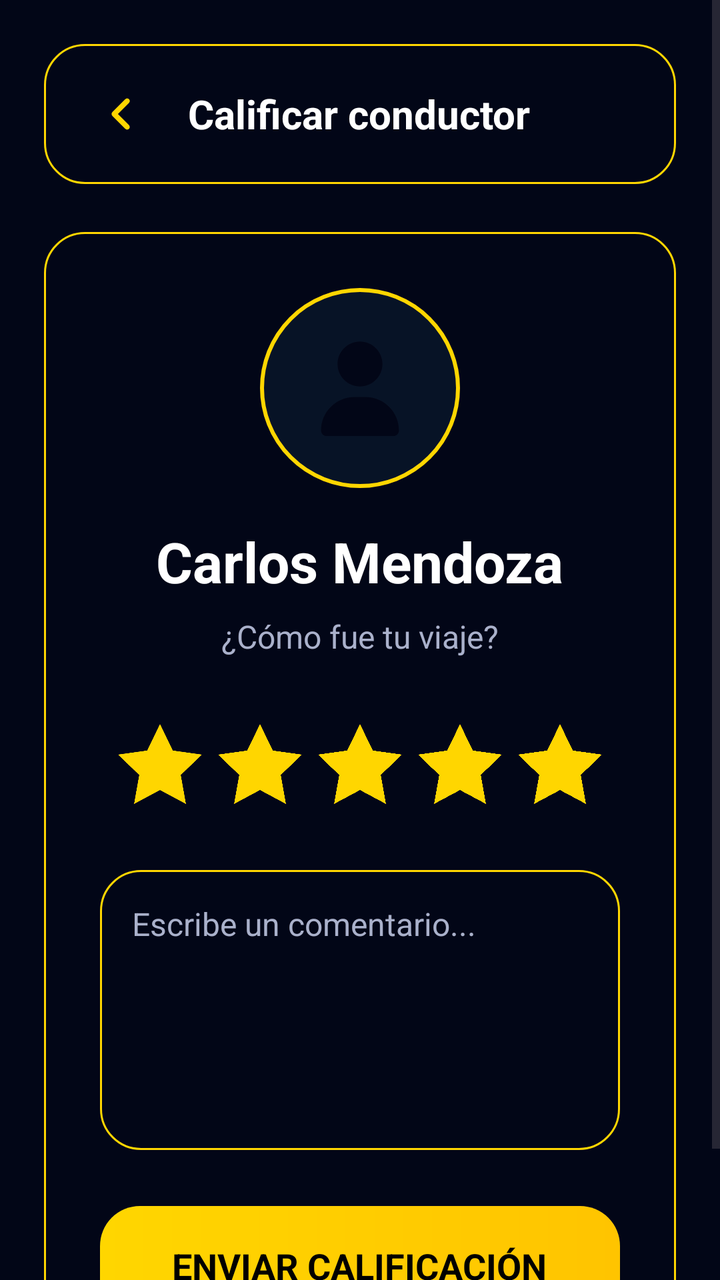
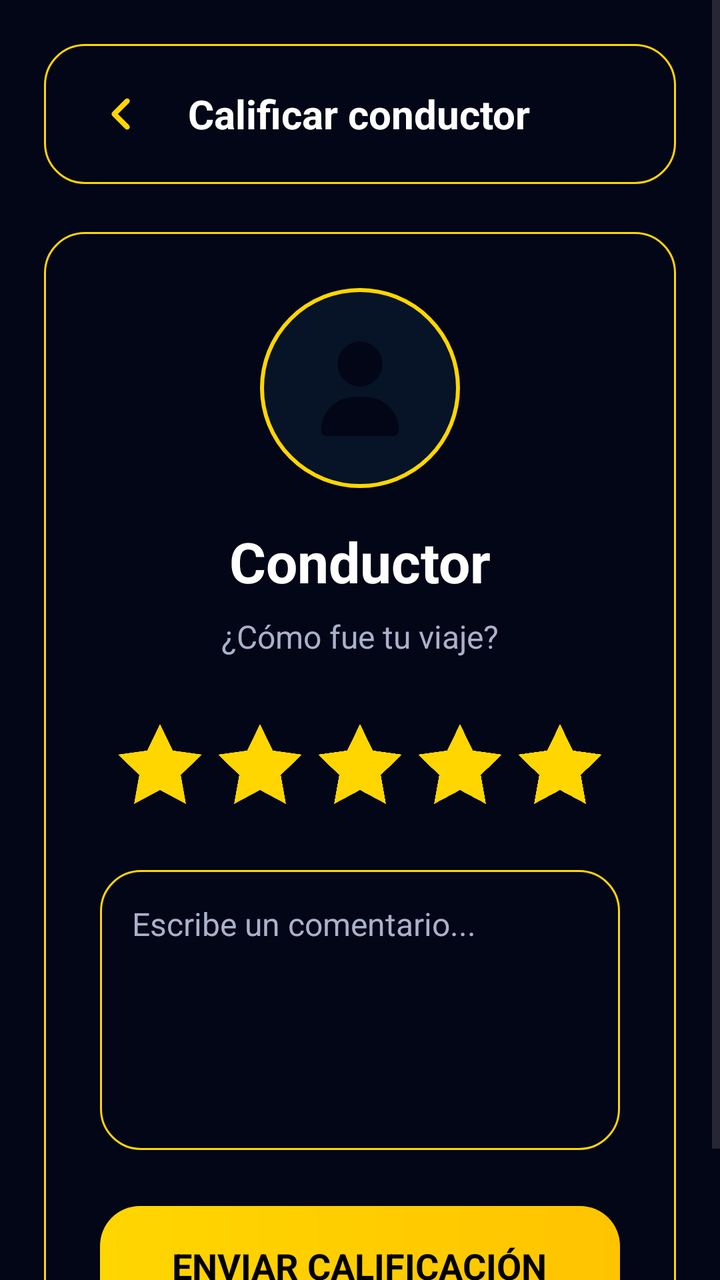

The first picture is an Android layout as it rendered before a commit; the second is the same layout after the commit. The layout source and the unified diff follow.
<!-- AndroidManifest.xml: application theme Theme.TaxiSign -->
<!-- res/layout/activity_calificar_conductor.xml -->
<?xml version="1.0" encoding="utf-8"?>
<ScrollView xmlns:android="http://schemas.android.com/apk/res/android"
    xmlns:app="http://schemas.android.com/apk/res-auto"
    xmlns:tools="http://schemas.android.com/tools"
    android:layout_width="match_parent"
    android:layout_height="match_parent"
    android:background="#020617"
    tools:context=".pasajero.CalificarConductorActivity">

    <LinearLayout
        android:layout_width="match_parent"
        android:layout_height="wrap_content"
        android:orientation="vertical"
        android:padding="22dp">

        

        <LinearLayout
            android:layout_width="match_parent"
            android:layout_height="70dp"
            android:background="@drawable/bg_borde"
            android:gravity="center_vertical"
            android:orientation="horizontal"
            android:paddingHorizontal="18dp">

            <ImageButton
                android:id="@+id/btn_back"
                android:layout_width="42dp"
                android:layout_height="42dp"
                android:background="@android:color/transparent"
                android:padding="10dp"
                android:rotation="180"
                android:src="@drawable/ic_arrow_right"
                app:tint="#FFD600"/>

            <TextView
                android:layout_width="wrap_content"
                android:layout_height="wrap_content"
                android:layout_marginStart="12dp"
                android:text="Calificar conductor"
                android:textColor="#FFFFFF"
                android:textSize="20sp"
                android:textStyle="bold"/>

        </LinearLayout>

        

        <LinearLayout
            android:layout_width="match_parent"
            android:layout_height="wrap_content"
            android:layout_marginTop="24dp"
            android:background="@drawable/bg_borde"
            android:elevation="10dp"
            android:gravity="center_horizontal"
            android:orientation="vertical"
            android:padding="28dp">

            

            <ImageView
                android:layout_width="100dp"
                android:layout_height="100dp"
                android:background="@drawable/bg_amarillo_circular"
                android:padding="20dp"
                android:src="@drawable/ic_person"
                app:tint="#020617"/>

            

            <TextView
                android:id="@+id/txt_nombre_conductor"
                android:layout_width="wrap_content"
                android:layout_height="wrap_content"
                android:layout_marginTop="18dp"
                android:text="Carlos Mendoza"
                android:textColor="#FFFFFF"
                android:textSize="28sp"
                android:textStyle="bold"/>

            <TextView
                android:layout_width="wrap_content"
                android:layout_height="wrap_content"
                android:layout_marginTop="8dp"
                android:text="¿Cómo fue tu viaje?"
                android:textColor="#AAB1CB"
                android:textSize="16sp"/>

            

            <LinearLayout
                android:id="@+id/layout_estrellas"
                android:layout_width="wrap_content"
                android:layout_height="wrap_content"
                android:layout_marginTop="28dp"
                android:orientation="horizontal">

                <ImageView
                    android:id="@+id/star1"
                    android:layout_width="42dp"
                    android:layout_height="42dp"
                    android:layout_margin="4dp"
                    android:src="@drawable/ic_star"
                    app:tint="#FFD600"/>

                <ImageView
                    android:id="@+id/star2"
                    android:layout_width="42dp"
                    android:layout_height="42dp"
                    android:layout_margin="4dp"
                    android:src="@drawable/ic_star"
                    app:tint="#FFD600"/>

                <ImageView
                    android:id="@+id/star3"
                    android:layout_width="42dp"
                    android:layout_height="42dp"
                    android:layout_margin="4dp"
                    android:src="@drawable/ic_star"
                    app:tint="#FFD600"/>

                <ImageView
                    android:id="@+id/star4"
                    android:layout_width="42dp"
                    android:layout_height="42dp"
                    android:layout_margin="4dp"
                    android:src="@drawable/ic_star"
                    app:tint="#FFD600"/>

                <ImageView
                    android:id="@+id/star5"
                    android:layout_width="42dp"
                    android:layout_height="42dp"
                    android:layout_margin="4dp"
                    android:src="@drawable/ic_star"
                    app:tint="#FFD600"/>

            </LinearLayout>

            

            <EditText
                android:id="@+id/edt_comentario"
                android:layout_width="match_parent"
                android:layout_height="140dp"
                android:layout_marginTop="28dp"
                android:background="@drawable/bg_borde"
                android:gravity="top"
                android:hint="Escribe un comentario..."
                android:padding="16dp"
                android:textColor="#FFFFFF"
                android:textColorHint="#AAB1CB"
                android:textSize="16sp"/>

            

            <LinearLayout
                android:id="@+id/btn_enviar"
                android:layout_width="match_parent"
                android:layout_height="60dp"
                android:layout_marginTop="28dp"
                android:background="@drawable/bg_button_yellow"
                android:gravity="center">

                <TextView
                    android:layout_width="wrap_content"
                    android:layout_height="wrap_content"
                    android:text="ENVIAR CALIFICACIÓN"
                    android:textColor="#000000"
                    android:textSize="18sp"
                    android:textStyle="bold"/>

            </LinearLayout>

        </LinearLayout>

    </LinearLayout>

</ScrollView>
<!-- resources referenced by this layout -->
<resources>
  <!-- drawable bg_amarillo_circular (drawable) -->
  <?xml version="1.0" encoding="utf-8"?>
  <shape xmlns:android="http://schemas.android.com/apk/res/android"
      android:shape="oval">
  
      <solid android:color="#071326"/>
  
      <stroke
          android:width="2dp"
          android:color="#FFD600"/>
  
  </shape>
  <!-- drawable bg_borde (drawable) -->
  <?xml version="1.0" encoding="utf-8"?>
  <shape xmlns:android="http://schemas.android.com/apk/res/android"
      android:shape="rectangle">
  
      <solid android:color="@android:color/transparent"/>
  
      <stroke
          android:width="1dp"
          android:color="#FFD600"/>
  
      <corners android:radius="20dp"/>
  
  </shape>
  <!-- drawable bg_button_yellow (drawable) -->
  <shape xmlns:android="http://schemas.android.com/apk/res/android">
  
      <gradient
          android:startColor="#FFD600"
          android:endColor="#FFC400"
          android:angle="0"/>
  
      <corners android:radius="20dp"/>
  
  </shape>
  <!-- drawable ic_arrow_right (drawable) -->
  <vector xmlns:android="http://schemas.android.com/apk/res/android" android:height="26dp" android:viewportHeight="640" android:viewportWidth="640" android:width="26dp">
        
      <path android:fillColor="#FF000000" android:pathData="M439.1,297.4C451.6,309.9 451.6,330.2 439.1,342.7L279.1,502.7C266.6,515.2 246.3,515.2 233.8,502.7C221.3,490.2 221.3,469.9 233.8,457.4L371.2,320L233.9,182.6C221.4,170.1 221.4,149.8 233.9,137.3C246.4,124.8 266.7,124.8 279.2,137.3L439.2,297.3z"/>
      
  </vector>
  <!-- drawable ic_person (drawable) -->
  <vector xmlns:android="http://schemas.android.com/apk/res/android"
      android:width="18dp"
      android:height="18dp"
      android:viewportWidth="640"
      android:viewportHeight="640">
    <path
        android:fillColor="#FFFFFF"
        android:pathData="M320,312C386.3,312 440,258.3 440,192C440,125.7 386.3,72 320,72C253.7,72 200,125.7 200,192C200,258.3 253.7,312 320,312zM290.3,368C191.8,368 112,447.8 112,546.3C112,562.7 125.3,576 141.7,576L498.3,576C514.7,576 528,562.7 528,546.3C528,447.8 448.2,368 349.7,368L290.3,368z"/>
  </vector>
  <!-- drawable ic_star (drawable) -->
  <vector xmlns:android="http://schemas.android.com/apk/res/android" android:height="26dp" android:viewportHeight="24" android:viewportWidth="24" android:width="26dp">
        
      <path android:fillColor="#FF000000" android:pathData="M12,0.587l3.668,7.568 8.332,1.151 -6.064,5.828 1.48,8.279 -7.416,-3.967 -7.417,3.967 1.481,-8.279 -6.064,-5.828 8.332,-1.151z"/>
      
  </vector>
  <style name="Theme.TaxiSign" parent="Base.Theme.TaxiSign" />
  <style name="Base.Theme.TaxiSign" parent="Theme.Material3.DayNight.NoActionBar">
          
          
      </style>
</resources>

<!-- the commit's change to res/layout/activity_calificar_conductor.xml (unified diff, before → after) -->
@@ -73,7 +73,7 @@
                 android:layout_width="wrap_content"
                 android:layout_height="wrap_content"
                 android:layout_marginTop="18dp"
-                android:text="Carlos Mendoza"
+                android:text="Conductor"
                 android:textColor="#FFFFFF"
                 android:textSize="28sp"
                 android:textStyle="bold"/>
